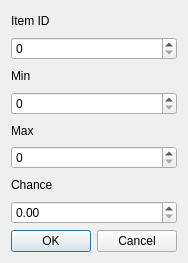
This is editor/actors/drop_rule_edit_dlg.ui in lonski/amarlon as Qt 5 draws it before an edit. The edited form follows.
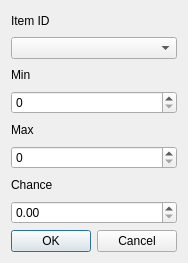
This is the edited form.

Diff of the .ui file:
```diff
--- a/editor/actors/drop_rule_edit_dlg.ui
+++ b/editor/actors/drop_rule_edit_dlg.ui
@@ -22,7 +22,7 @@
     </widget>
    </item>
    <item>
-    <widget class="QSpinBox" name="fItem"/>
+    <widget class="QComboBox" name="fItem"/>
    </item>
    <item>
     <widget class="QLabel" name="label_2">
```
